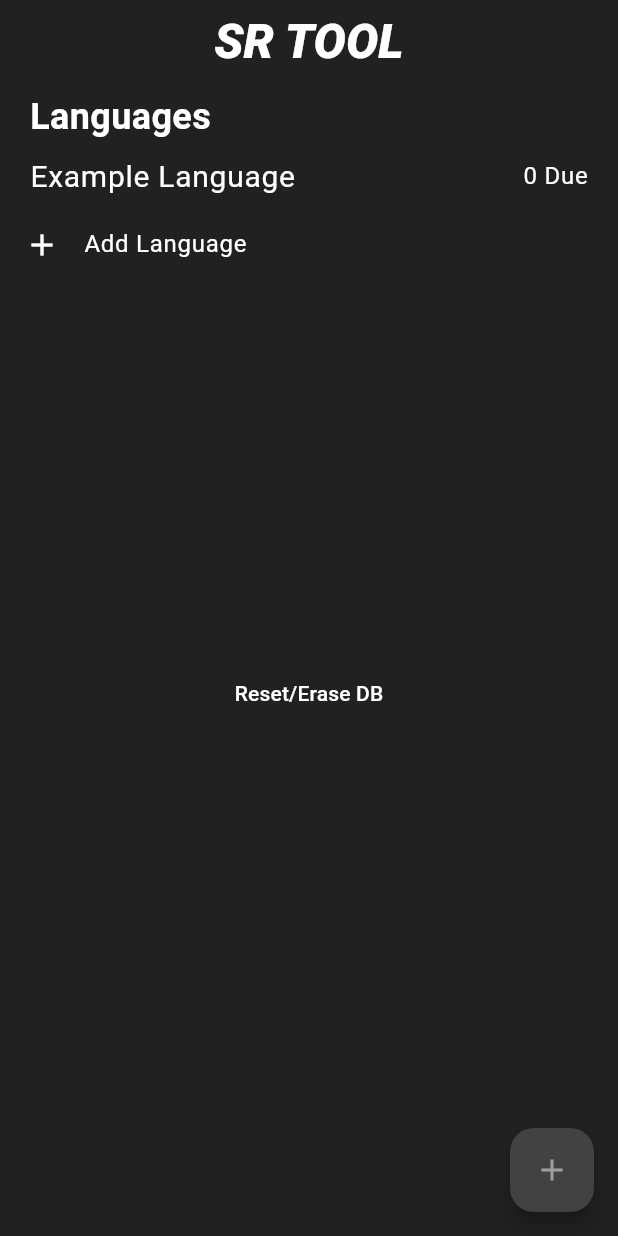
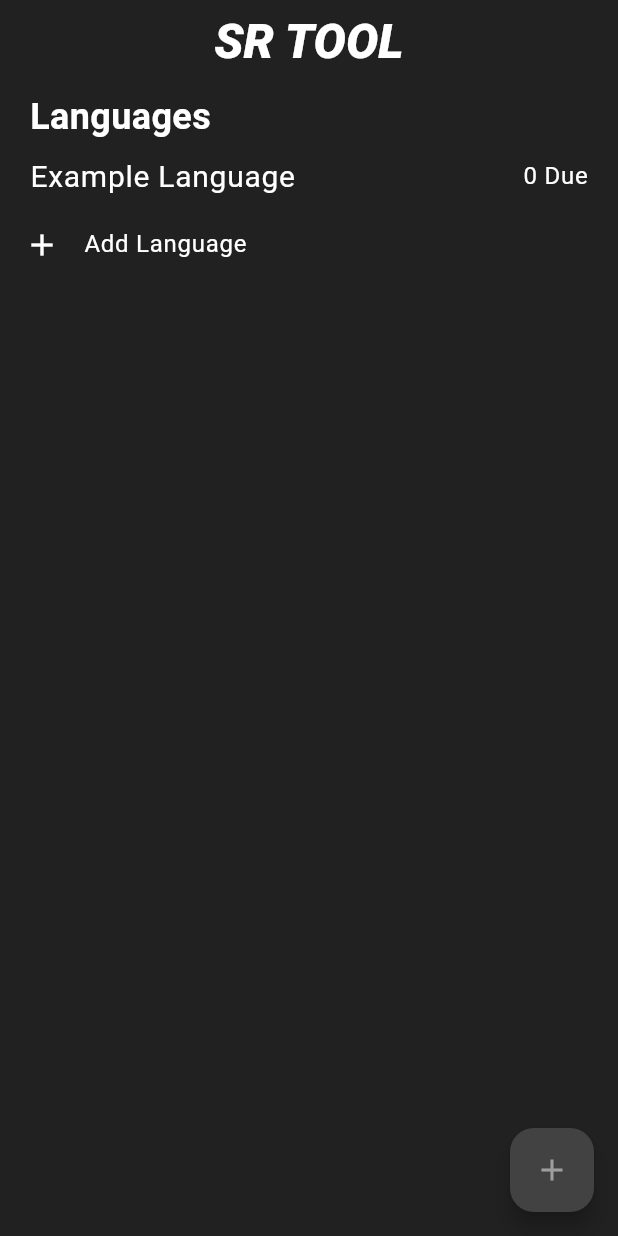
Before and after one commit to TheBeville/sr_language_tool, a Flutter app: the screen it shows after launch, on a phone screen of 412 x 824 dp. Run offline on Flutter 3.47's test engine with Material 3 defaults, Android fonts, the light colour scheme and no system bars; our stand-ins replace drift, drift_flutter, flutter_bloc, get_it; accounts and stored records are empty; generated files the repository leaves out were written again.

Commit message:
hide dB reset button on home screen

```diff
--- a/lib/pages/home_view.dart
+++ b/lib/pages/home_view.dart
@@ -217,10 +217,10 @@ class _HomeViewState extends State<HomeView> with RouteAware {
                   ),
                 ),
                 // ONLY USE IF NECESSARY, WIPES ALL DATA
-                MaterialButton(
-                  onPressed: dBService.clearData,
-                  child: const Text('Reset/Erase DB'),
-                ),
+                // MaterialButton(
+                //   onPressed: dBService.clearData,
+                //   child: const Text('Reset/Erase DB'),
+                // ),
                 const Spacer(flex: 1),
               ],
             );
```
Also changed, not shown: 4 other files.
